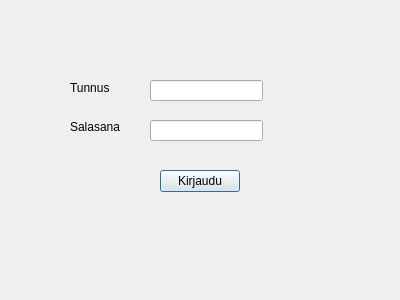
Old version of the form bankautomat/login.ui in the repository bank-2022/group10.
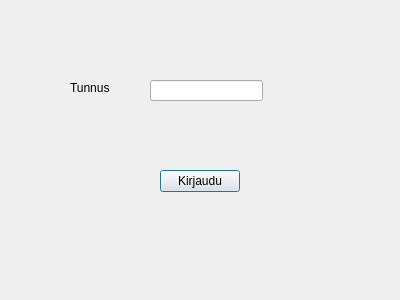
New version of the form.

```diff
--- a/bankautomat/login.ui
+++ b/bankautomat/login.ui
@@ -26,19 +26,6 @@
     <string>Tunnus</string>
    </property>
   </widget>
-  <widget class="QLabel" name="label_2">
-   <property name="geometry">
-    <rect>
-     <x>70</x>
-     <y>120</y>
-     <width>76</width>
-     <height>14</height>
-    </rect>
-   </property>
-   <property name="text">
-    <string>Salasana</string>
-   </property>
-  </widget>
   <widget class="QLineEdit" name="lineEditRFID">
    <property name="geometry">
     <rect>
@@ -49,16 +36,6 @@
     </rect>
    </property>
   </widget>
-  <widget class="QLineEdit" name="lineEditPassword">
-   <property name="geometry">
-    <rect>
-     <x>150</x>
-     <y>120</y>
-     <width>113</width>
-     <height>21</height>
-    </rect>
-   </property>
-  </widget>
   <widget class="QPushButton" name="btnLoginLogin">
    <property name="geometry">
     <rect>
```
